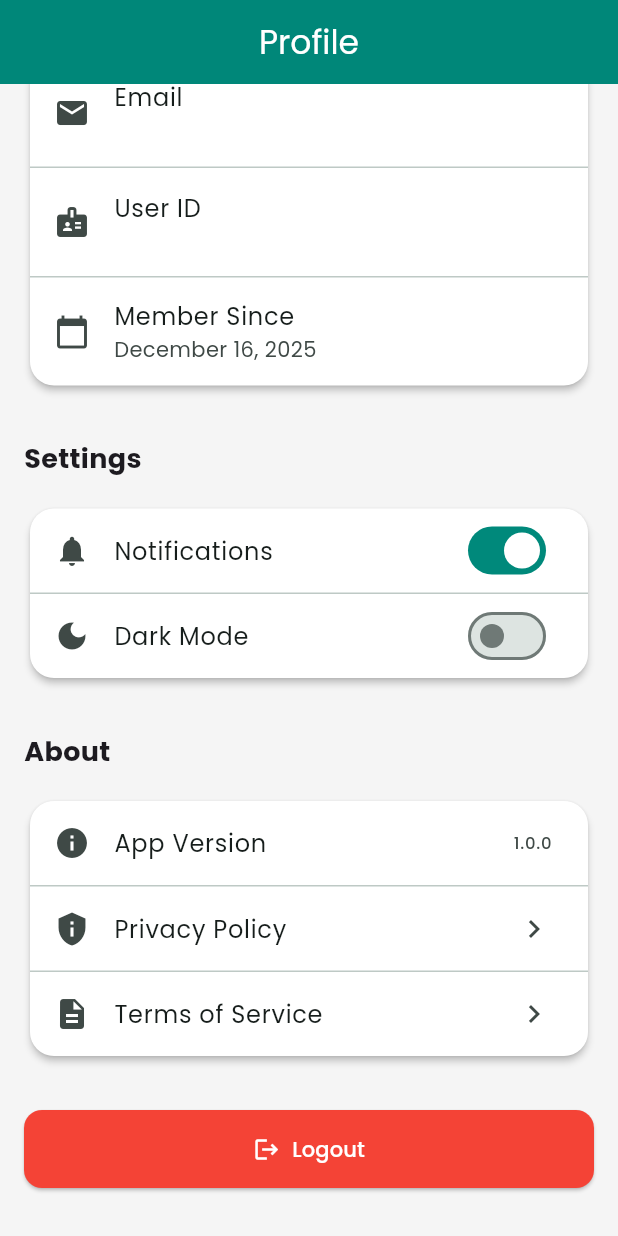
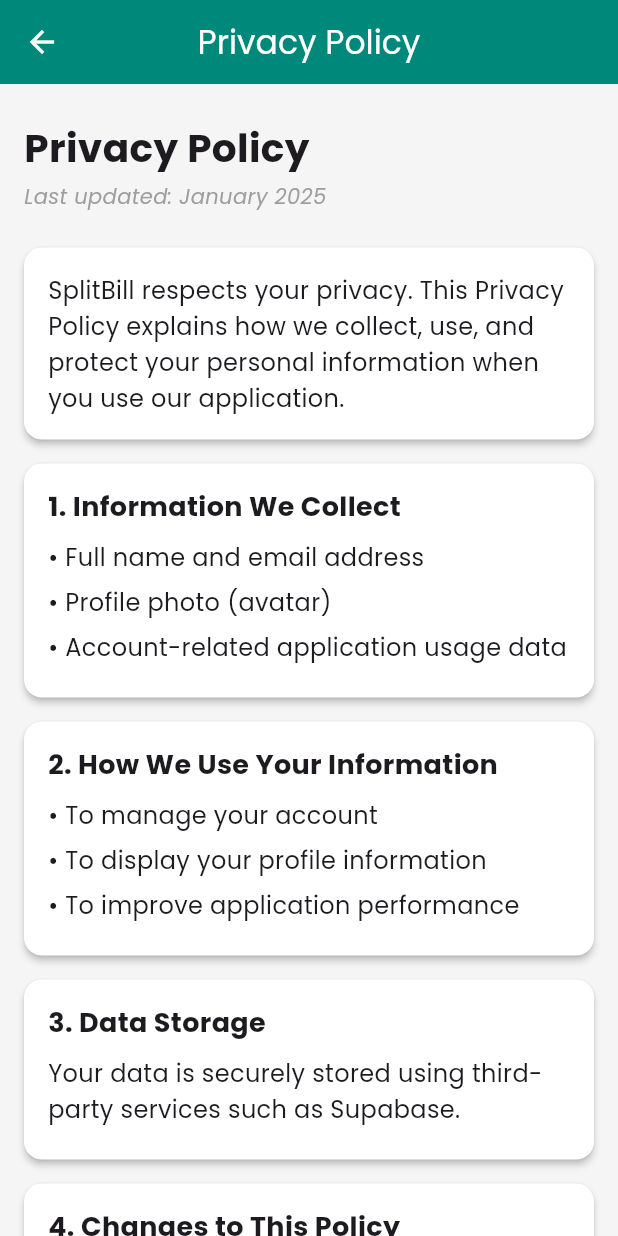
Before and after one commit to c14220107-william/SplitBillApp, a Flutter app: the ProfilePage screen opened by its route, scrolled down 426 dp, after a tap on "Privacy Policy", on a phone screen of 412 x 824 dp. Run offline on Flutter 3.47's test engine with Material 3 defaults, Android fonts, the light colour scheme and no system bars; our stand-ins replace firebase_core, firebase_messaging, flutter_local_notifications, flutter_riverpod, go_router, google_fonts and 3 more; accounts and stored records are empty; network calls fail.

Commit message:
page privacy policy

```diff
--- a/lib/core/router/app_router.dart
+++ b/lib/core/router/app_router.dart
@@ -11,6 +11,7 @@ import '../../features/bills/pages/bill_detail_page.dart';
 import '../../features/profile/pages/profile_page.dart';
 import '../../features/notifications/pages/notifications_page.dart';
 import '../../features/auth/providers/auth_provider.dart';
+import '../../features/profile/pages/privacy_policy_page.dart';
 
 final routerProvider = Provider<GoRouter>((ref) {
   final authState = ref.watch(authStateProvider);
@@ -92,6 +93,10 @@ final routerProvider = Provider<GoRouter>((ref) {
         path: '/notifications',
         builder: (context, state) => const NotificationsPage(),
       ),
+      GoRoute(
+        path: '/privacy-policy',
+        builder: (context, state) => const PrivacyPolicyPage(),
+      ),
     ],
   );
 });
--- a/lib/features/auth/services/auth_service.dart
+++ b/lib/features/auth/services/auth_service.dart
@@ -112,9 +112,9 @@ class AuthService {
       final profile = await getProfile(response.user!.id);
 
       // Initialize FCM in background (don't wait for it)
-      FCMService().initialize().catchError((e) {
-        print('⚠️ FCM initialization failed (non-blocking): $e');
-      });
+      // FCMService().initialize().catchError((e) {
+      //   print('⚠️ FCM initialization failed (non-blocking): $e');
+      // });
 
       return profile;
     } on AuthException catch (e) {
@@ -128,7 +128,7 @@ class AuthService {
   Future<void> signOut() async {
     try {
       // Delete FCM token before logout
-      await FCMService().deleteFCMToken();
+      // await FCMService().deleteFCMToken();
 
       await _supabase.auth.signOut();
     } catch (e) {
--- /dev/null
+++ b/lib/features/profile/pages/privacy_policy_page.dart
@@ -0,0 +1,150 @@
+import 'package:flutter/material.dart';
+import 'package:go_router/go_router.dart';
+
+class PrivacyPolicyPage extends StatelessWidget {
+  const PrivacyPolicyPage({super.key});
+
+  @override
+  Widget build(BuildContext context) {
+    // Hitung lebar card sesuai lebar layar
+    final double cardWidth = MediaQuery.of(context).size.width - 32; // 16 padding kiri & kanan
+
+    return Scaffold(
+      appBar: AppBar(
+        title: const Text('Privacy Policy'),
+        leading: IconButton(
+          icon: const Icon(Icons.arrow_back),
+          onPressed: () {
+            context.pop(); // Kembali ke halaman sebelumnya (ProfilePage)
+          },
+        ),
+      ),
+      body: SingleChildScrollView(
+        padding: const EdgeInsets.symmetric(horizontal: 16, vertical: 24),
+        child: Column(
+          crossAxisAlignment: CrossAxisAlignment.center,
+          children: [
+            // Judul utama
+            const Align(
+              alignment: Alignment.centerLeft,
+              child: Text(
+                'Privacy Policy',
+                style: TextStyle(
+                  fontSize: 26,
+                  fontWeight: FontWeight.bold,
+                ),
+              ),
+            ),
+            const SizedBox(height: 4),
+            const Align(
+              alignment: Alignment.centerLeft,
+              child: Text(
+                'Last updated: January 2025',
+                style: TextStyle(
+                  color: Colors.grey,
+                  fontStyle: FontStyle.italic,
+                ),
+              ),
+            ),
+            const SizedBox(height: 24),
+
+            // Intro
+            _buildFixedSizeCard(
+              width: cardWidth,
+              child: const Text(
+                'SplitBill respects your privacy. This Privacy Policy explains how we collect, use, and protect your personal information when you use our application.',
+                style: TextStyle(fontSize: 16, height: 1.5),
+              ),
+            ),
+
+            // Sections
+            _buildSection(
+              width: cardWidth,
+              title: '1. Information We Collect',
+              content: [
+                '• Full name and email address',
+                '• Profile photo (avatar)',
+                '• Account-related application usage data',
+              ],
+            ),
+            _buildSection(
+              width: cardWidth,
+              title: '2. How We Use Your Information',
+              content: [
+                '• To manage your account',
+                '• To display your profile information',
+                '• To improve application performance',
+              ],
+            ),
+            _buildSection(
+              width: cardWidth,
+              title: '3. Data Storage',
+              content: [
+                'Your data is securely stored using third-party services such as Supabase.',
+              ],
+            ),
+            _buildSection(
+              width: cardWidth,
+              title: '4. Changes to This Policy',
+              content: [
+                'This Privacy Policy may be updated from time to time. Any changes will be shown in the application.',
+              ],
+            ),
+            const SizedBox(height: 24),
+          ],
+        ),
+      ),
+    );
+  }
+
+  // Helper: card dengan lebar sesuai layar
+  Widget _buildFixedSizeCard({required double width, required Widget child}) {
+    return Card(
+      shape: RoundedRectangleBorder(
+        borderRadius: BorderRadius.circular(12),
+      ),
+      elevation: 2,
+      margin: const EdgeInsets.only(bottom: 16),
+      child: SizedBox(
+        width: width,
+        child: Padding(
+          padding: const EdgeInsets.all(16),
+          child: child,
+        ),
+      ),
+    );
+  }
+
+  // Helper untuk tiap section
+  Widget _buildSection({
+    required double width,
+    required String title,
+    required List<String> content,
+  }) {
+    return _buildFixedSizeCard(
+      width: width,
+      child: Column(
+        crossAxisAlignment: CrossAxisAlignment.start,
+        children: [
+          Text(
+            title,
+            style: const TextStyle(
+              fontSize: 18,
+              fontWeight: FontWeight.bold,
+            ),
+          ),
+          const SizedBox(height: 8),
+          ...content.map(
+            (line) => Padding(
+              padding: const EdgeInsets.only(bottom: 6),
+              child: Text(
+                line,
+                style: const TextStyle(fontSize: 16, height: 1.5),
+              ),
+            ),
+          ),
+        ],
+      ),
+    );
+  }
+}
--- a/lib/features/profile/pages/profile_page.dart
+++ b/lib/features/profile/pages/profile_page.dart
@@ -7,6 +7,8 @@ import 'package:splitbillapp/core/config/supabase_config.dart';
   import 'package:splitbillapp/features/auth/providers/auth_provider.dart';
   import 'package:splitbillapp/core/services/storage_service.dart';
   import 'package:splitbillapp/core/theme/theme_provider.dart';
+  import 'privacy_policy_page.dart';
+
 
   class ProfilePage extends ConsumerStatefulWidget {
     const ProfilePage({super.key});
@@ -408,6 +410,7 @@ class _ProfilePageState extends ConsumerState<ProfilePage> {
                           trailing: const Icon(Icons.chevron_right),
                           onTap: () {
                             // TODO: Navigate to privacy policy
+                             context.push('/privacy-policy');
                           },
                         ),
                         const Divider(height: 1),
--- a/lib/main.dart
+++ b/lib/main.dart
@@ -18,10 +18,10 @@ void main() async {
   WidgetsFlutterBinding.ensureInitialized();
 
   // Initialize Firebase
-  await Firebase.initializeApp();
+  // await Firebase.initializeApp();
 
   // Set background message handler
-  FirebaseMessaging.onBackgroundMessage(firebaseMessagingBackgroundHandler);
+  // FirebaseMessaging.onBackgroundMessage(firebaseMessagingBackgroundHandler);
 
   // Initialize Supabase
   await SupabaseConfig.initialize();
@@ -33,7 +33,7 @@ void main() async {
   // Setup realtime listener jika user sudah login
   final currentSession = Supabase.instance.client.auth.currentSession;
   if (currentSession != null) {
-    print('✅ User already signed in, setting up realtime listener');
+    // print('✅ User already signed in, setting up realtime listener');
     FCMService().initialize();
     notificationService.setupRealtimeListener();
   }
@@ -51,7 +51,7 @@ void main() async {
 
       // Initialize FCM and realtime listener when user signs in
       if (event == AuthChangeEvent.signedIn) {
-        print('✅ User signed in via deep link');
+        // print('✅ User signed in via deep link');
         FCMService().initialize();
         notificationService.setupRealtimeListener();
       }
```
Also changed, not shown: pubspec.lock. Lines whose indentation alone changed are shown as unchanged.
